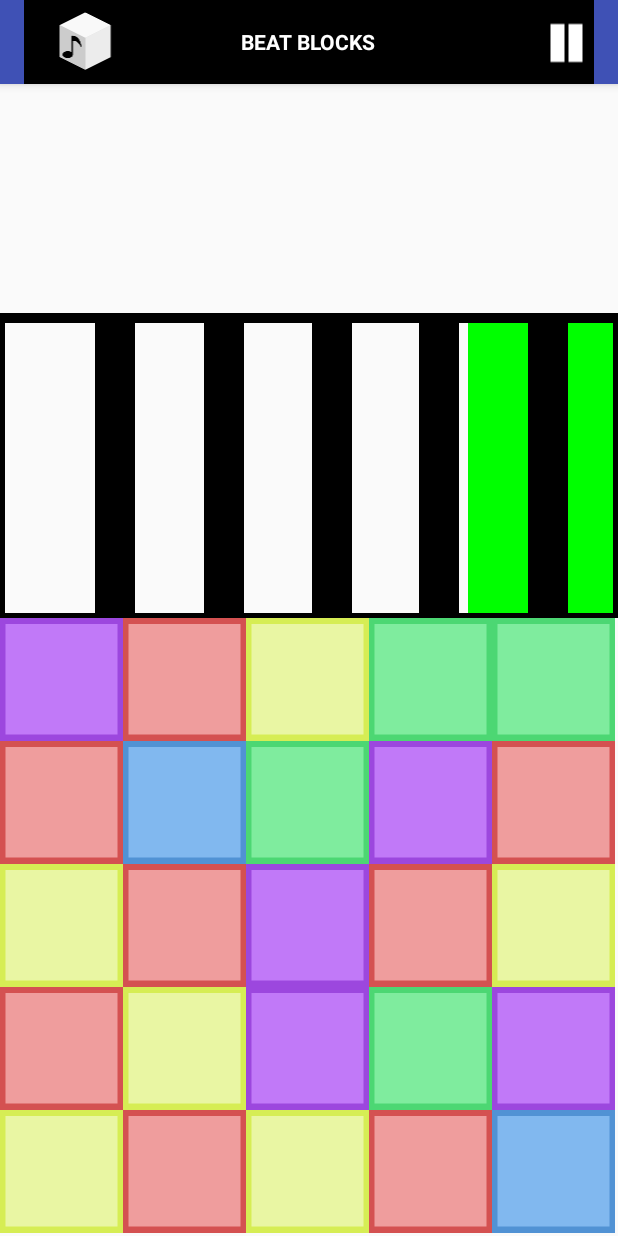
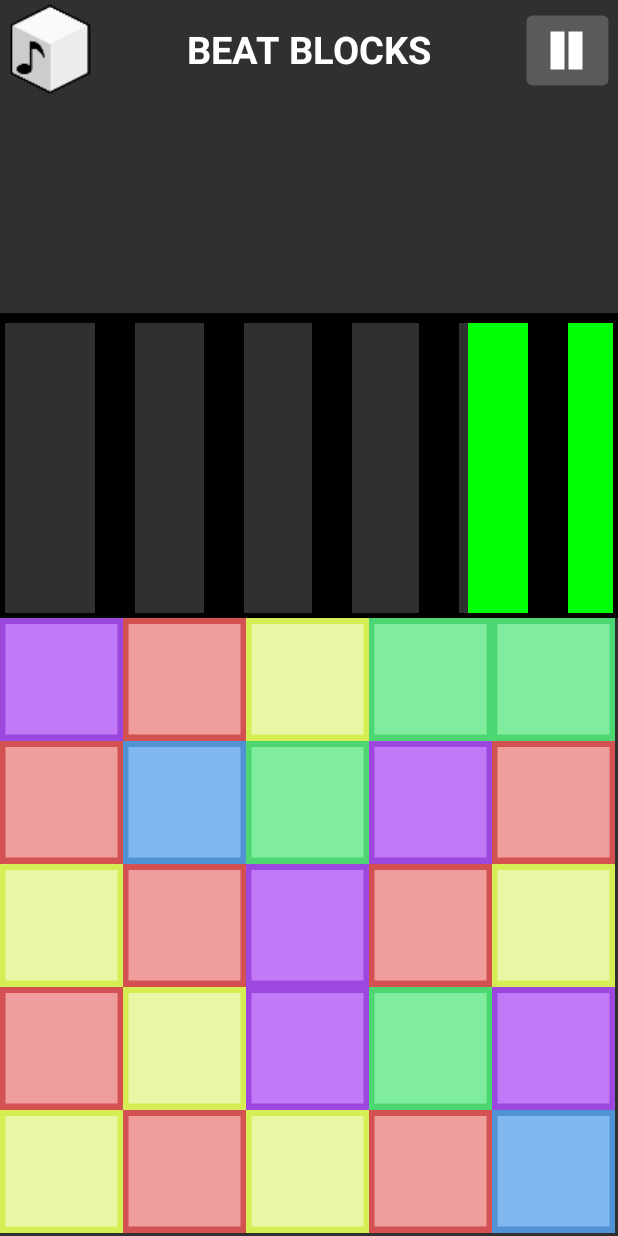
Before and after one commit to hunterdquant/BeatBlocks, an Android app: the screen it shows after launch (MainActivity before the commit, GameActivity after it), on a phone screen of 412 x 824 dp. Run offline under Robolectric (Android 15) with nearby library versions, the light colour scheme and no system bars.

Commit message:
Removed action bar in favor of simple UI elements. Aesthetic changes have been made. Upon pressing the pause button the img switches to a play button.

```diff
--- a/app/src/main/AndroidManifest.xml
+++ b/app/src/main/AndroidManifest.xml
@@ -7,12 +7,12 @@
         android:icon="@mipmap/ic_launcher"
         android:label="@string/app_name"
         android:supportsRtl="true"
-        android:theme="@style/AppTheme"
+        android:theme="@style/Theme.AppCompat.NoActionBar"
         android:hardwareAccelerated="true">
 
 
         <activity
-            android:name=".MainActivity"
+            android:name=".GameActivity"
             android:screenOrientation="portrait">
             <intent-filter>
                 <action android:name="android.intent.action.MAIN" />
--- a/app/src/main/java/group/cs242/beatblocks/BeatBlockBoardView.java
+++ b/app/src/main/java/group/cs242/beatblocks/BeatBlockBoardView.java
@@ -72,7 +72,7 @@ public class BeatBlockBoardView extends View {
      * Constructor used for defining via xml
      *
      * @param context - The current context
-     * @param attrs - The set of attributes as defined by the xml layout activity_main
+     * @param attrs - The set of attributes as defined by the xml layout game_activity
      */
     public BeatBlockBoardView(Context context, AttributeSet attrs) {
         super(context, attrs);
--- a/app/src/main/java/group/cs242/beatblocks/MainActivity.java
+++ b/app/src/main/java/group/cs242/beatblocks/GameActivity.java
@@ -1,7 +1,6 @@
 package group.cs242.beatblocks;
 
 import android.content.Context;
-import android.graphics.Color;
 import android.graphics.Point;
 import android.support.v7.app.ActionBar;
 import android.support.v7.app.AppCompatActivity;
@@ -13,10 +12,9 @@ import android.view.MotionEvent;
 import android.view.View;
 import android.widget.ImageButton;
 import android.widget.ImageView;
-import android.widget.LinearLayout;
 import android.widget.TextView;
 
-public class MainActivity extends AppCompatActivity {
+public class GameActivity extends AppCompatActivity {
 
     // The view to be drawn to the screen
     private BeatBlockBoardView beatBlockBoardView;
@@ -40,7 +38,7 @@ public class MainActivity extends AppCompatActivity {
 
         // Inflate the layout.
         LayoutInflater inflater = LayoutInflater.from(this);
-        View mainLayout = inflater.inflate(R.layout.activity_main, null);
+        View mainLayout = inflater.inflate(R.layout.game_activity, null);
 
         // Retrieve and setup the beatBlockBoardView.
         beatBlockBoardView = (BeatBlockBoardView)mainLayout.findViewById(R.id.beat_block_board_view);
@@ -52,18 +50,11 @@ public class MainActivity extends AppCompatActivity {
 
         // Set the content as the layout.
         setContentView(mainLayout);
-
-        // Retrieve the action bar and setup its elements.
-        ActionBar bar = getSupportActionBar();
-        bar.setDisplayShowHomeEnabled(false);
-        bar.setDisplayShowTitleEnabled(false);
-        // Inflate to retrieve its elements
-        View actionBarView = inflater.inflate(R.layout.beat_blocks_action_bar, null);
         //Set the title
-        TextView barTitle = (TextView) actionBarView.findViewById(R.id.title);
-        barTitle.setText("Beat Blocks");
+        TextView title = (TextView) mainLayout.findViewById(R.id.title);
+        title.setText("Beat Blocks");
         // Retrieve, scale, and set the on click function of the image button.
-        ImageButton imgButton = (ImageButton) actionBarView.findViewById(R.id.pauseButton);
+        final ImageButton imgButton = (ImageButton) mainLayout.findViewById(R.id.pauseButton);
         imgButton.setScaleX(2);
         imgButton.setScaleY(2);
         imgButton.setOnClickListener(new View.OnClickListener() {
@@ -71,17 +62,18 @@ public class MainActivity extends AppCompatActivity {
             public void onClick(View v) {
                 beatBlockBoardView.togglePause();
                 beatMapView.togglePause();
+                if (beatBlockBoardView.isPaused()) {
+                    imgButton.setImageResource(R.mipmap.play);
+                } else {
+                    imgButton.setImageResource(R.mipmap.pause);
+                }
             }
         });
 
         // Retrieve and scale the image.
-        ImageView img = (ImageView) actionBarView.findViewById(R.id.gameIcon);
+        ImageView img = (ImageView) mainLayout.findViewById(R.id.gameIcon);
         img.setScaleX(2);
         img.setScaleY(2);
-
-        bar.setCustomView(actionBarView);
-        bar.setDisplayShowCustomEnabled(true);
-        bar.show();
 
         beatMapView.run();
     }
@@ -94,6 +86,7 @@ public class MainActivity extends AppCompatActivity {
         super.onPause();
         if (!beatBlockBoardView.isPaused()) {
             beatBlockBoardView.togglePause();
+            beatMapView.togglePause();
         }
     }
 
@@ -127,6 +120,7 @@ public class MainActivity extends AppCompatActivity {
         /* public methods */
 
         /**
+         *  Moves blocks according to the direction and magnitude of the fling event.
          *
          * @param e1 -  The initial event.
          * @param e2 - The ending event.
@@ -143,8 +137,7 @@ public class MainActivity extends AppCompatActivity {
             // The index to move is the initial events x/y divided by the dimensions of the square.
             Index moveIndex = new Index((int)e1.getX()/blockSize, (int)e1.getY()/blockSize);
             // Move in the appropriate direction if the user swiped a distance of 100 px.
-            if(beatMapView.isGoodMove())
-            {
+           // if(beatMapView.isGoodMove()) {
                 if (Math.abs(e1.getX() - e2.getX()) >= Math.abs(e1.getY() - e2.getY())) {
                     if (e1.getX() - e2.getX() <= -blockSize/2) {
                         beatBlockBoardView.moveBlockRight(moveIndex);
@@ -159,10 +152,11 @@ public class MainActivity extends AppCompatActivity {
                     }
                 }
                 return true;
+           //} else {
+               // Log.i("Move", "Not good");
+           // }
+            //return false;
         }
-            else
-            {Log.i("Move", "Not good");
-            return false;}}
 
 
 
--- a/app/src/main/res/layout/activity_main.xml
+++ /dev/null
@@ -1,32 +0,0 @@
-<?xml version="1.0" encoding="utf-8"?>
-<RelativeLayout
-    xmlns:android="http://schemas.android.com/apk/res/android"
-    xmlns:custom="http://schemas.android.com/apk/res/group.cs242.beatblocks"
-    xmlns:tools="http://schemas.android.com/tools"
-    android:layout_width="match_parent"
-    android:layout_height="match_parent"
-    tools:context=".MainActivity">
-
-    <group.cs242.beatblocks.BeatBlockBoardView
-        android:layout_width="wrap_content"
-        android:layout_height="wrap_content"
-        android:id="@+id/beat_block_board_view"
-        custom:width_of_screen="1080"
-        custom:height_of_screen="1920"
-        android:layout_alignParentBottom="true"
-        android:layout_centerHorizontal="true" />
-
-    <group.cs242.beatblocks.BeatMapView
-        android:layout_width="wrap_content"
-        android:layout_height="wrap_content"
-        android:id="@+id/beat_map_view"
-        custom:width_screen="1080"
-        custom:height_screen="1920"
-        custom:accepting_color="-16776961"
-        custom:beat_color= "-256"
-        android:layout_centerHorizontal="true"
-        android:layout_above="@id/beat_block_board_view"/>
-
-
-
-</RelativeLayout>
--- /dev/null
+++ b/app/src/main/res/layout/game_activity.xml
@@ -0,0 +1,65 @@
+<?xml version="1.0" encoding="utf-8"?>
+<RelativeLayout
+    xmlns:android="http://schemas.android.com/apk/res/android"
+    xmlns:custom="http://schemas.android.com/apk/res/group.cs242.beatblocks"
+    xmlns:tools="http://schemas.android.com/tools"
+    android:layout_width="match_parent"
+    android:layout_height="match_parent"
+    tools:context=".MainActivity">
+
+    <TextView
+        android:id="@+id/title"
+        android:layout_width="wrap_content"
+        android:layout_height="wrap_content"
+        android:layout_centerInParent="true"
+        android:textAllCaps="true"
+        android:textColor="#FFF"
+        android:textStyle="bold"
+        android:layout_marginTop="15dp"
+        android:textSize="25sp"
+        android:fontFamily="roboto"
+        android:layout_alignParentTop="true"/>
+
+    <ImageView
+        android:id="@+id/gameIcon"
+        android:layout_width="35dp"
+        android:layout_height="35dp"
+        android:layout_alignParentStart="true"
+        android:layout_alignParentLeft="true"
+        android:layout_centerVertical="true"
+        android:layout_margin="16dp"
+        android:src="@mipmap/ic_launcher"
+        android:layout_alignParentTop="true"/>
+
+    <ImageButton
+        android:id="@+id/pauseButton"
+        android:layout_width="35dp"
+        android:layout_height="35dp"
+        android:layout_alignParentEnd="true"
+        android:layout_alignParentRight="true"
+        android:layout_centerVertical="true"
+        android:layout_margin="16dp"
+        android:src="@mipmap/pause"
+        android:layout_alignParentTop="true"/>
+
+    <group.cs242.beatblocks.BeatBlockBoardView
+        android:layout_width="wrap_content"
+        android:layout_height="wrap_content"
+        android:id="@+id/beat_block_board_view"
+        custom:width_of_screen="1080"
+        custom:height_of_screen="1920"
+        android:layout_alignParentBottom="true"
+        android:layout_centerHorizontal="true"/>
+
+    <group.cs242.beatblocks.BeatMapView
+        android:layout_width="wrap_content"
+        android:layout_height="wrap_content"
+        android:id="@+id/beat_map_view"
+        custom:width_screen="1080"
+        custom:height_screen="1920"
+        custom:accepting_color="-16776961"
+        custom:beat_color= "-256"
+        android:layout_centerHorizontal="true"
+        android:layout_above="@id/beat_block_board_view"/>
+
+</RelativeLayout>
```
Also changed, not shown: app/src/main/res/mipmap-hdpi/play.png (added), app/src/main/res/mipmap-mdpi/play.png (added), app/src/main/res/mipmap-xhdpi/play.png (added), app/src/main/res/mipmap-xxhdpi/play.png (added), app/src/main/res/mipmap-xxxhdpi/play.png (added), 1 other file. Lines whose indentation alone changed are shown as unchanged.
